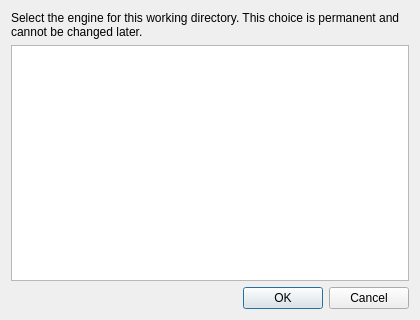
This is WebsiteEmpire/gui/dialogs/DialogPickEngine.ui in icingerpower/WebsiteEmpire2 as Qt 5 draws it before an edit. The edited form follows.
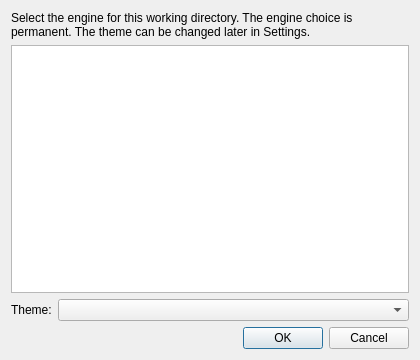
This is the edited form.

Commit message: Added theme system and common content management abstractons.

Patch:
```diff
--- a/WebsiteEmpire/gui/dialogs/DialogPickEngine.ui
+++ b/WebsiteEmpire/gui/dialogs/DialogPickEngine.ui
@@ -7,7 +7,7 @@
     <x>0</x>
     <y>0</y>
     <width>420</width>
-    <height>320</height>
+    <height>360</height>
    </rect>
   </property>
   <property name="windowTitle">
@@ -17,7 +17,7 @@
    <item>
     <widget class="QLabel" name="labelInfo">
      <property name="text">
-      <string>Select the engine for this working directory. This choice is permanent and cannot be changed later.</string>
+      <string>Select the engine for this working directory. The engine choice is permanent. The theme can be changed later in Settings.</string>
      </property>
      <property name="wordWrap">
       <bool>true</bool>
@@ -34,6 +34,27 @@
      </property>
     </widget>
    </item>
+   <item>
+    <layout class="QHBoxLayout" name="horizontalLayoutTheme">
+     <item>
+      <widget class="QLabel" name="labelTheme">
+       <property name="text">
+        <string>Theme:</string>
+       </property>
+      </widget>
+     </item>
+     <item>
+      <widget class="QComboBox" name="comboTheme">
+       <property name="sizePolicy">
+        <sizepolicy hsizetype="Expanding" vsizetype="Fixed">
+         <horstretch>1</horstretch>
+         <verstretch>0</verstretch>
+        </sizepolicy>
+       </property>
+      </widget>
+     </item>
+    </layout>
+   </item>
    <item>
     <widget class="QDialogButtonBox" name="buttonBox">
      <property name="orientation">
```
Left out of the diff: 8 changed lines with no effect on the pictures. The commit also changes 49 other files.
